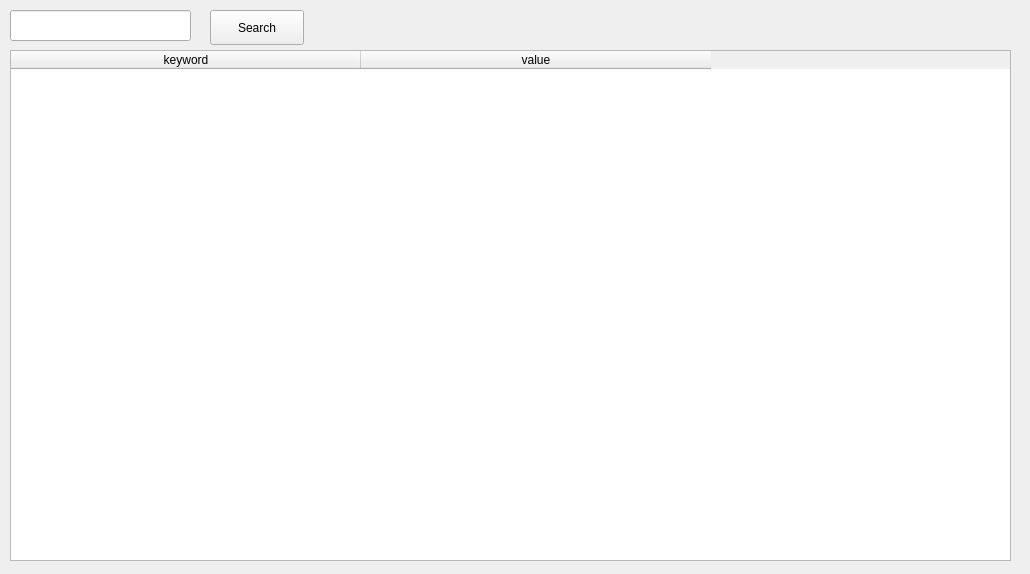
Qt form mainwindow.ui (libertas/MsgMan) before a commit.
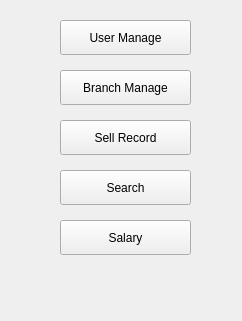
The same form after that commit.

```diff
--- a/mainwindow.ui
+++ b/mainwindow.ui
@@ -6,30 +6,59 @@
    <rect>
     <x>0</x>
     <y>0</y>
-    <width>1030</width>
-    <height>574</height>
+    <width>242</width>
+    <height>321</height>
    </rect>
   </property>
   <property name="windowTitle">
    <string>MsgMan</string>
   </property>
   <widget class="QWidget" name="centralWidget">
-   <widget class="QLineEdit" name="searchEdit">
-    <property name="geometry">
-     <rect>
-      <x>10</x>
-      <y>10</y>
-      <width>181</width>
-      <height>31</height>
-     </rect>
-    </property>
-   </widget>
    <widget class="QPushButton" name="pushButton">
     <property name="geometry">
      <rect>
-      <x>210</x>
-      <y>10</y>
-      <width>94</width>
+      <x>60</x>
+      <y>20</y>
+      <width>131</width>
+      <height>35</height>
+     </rect>
+    </property>
+    <property name="text">
+     <string>User Manage</string>
+    </property>
+   </widget>
+   <widget class="QPushButton" name="pushButton_2">
+    <property name="geometry">
+     <rect>
+      <x>60</x>
+      <y>70</y>
+      <width>131</width>
+      <height>35</height>
+     </rect>
+    </property>
+    <property name="text">
+     <string>Branch Manage</string>
+    </property>
+   </widget>
+   <widget class="QPushButton" name="pushButton_3">
+    <property name="geometry">
+     <rect>
+      <x>60</x>
+      <y>120</y>
+      <width>131</width>
+      <height>35</height>
+     </rect>
+    </property>
+    <property name="text">
+     <string>Sell Record</string>
+    </property>
+   </widget>
+   <widget class="QPushButton" name="pushButton_4">
+    <property name="geometry">
+     <rect>
+      <x>60</x>
+      <y>170</y>
+      <width>131</width>
       <height>35</height>
      </rect>
     </property>
@@ -37,28 +66,18 @@
      <string>Search</string>
     </property>
    </widget>
-   <widget class="QTableWidget" name="tableWidget">
+   <widget class="QPushButton" name="pushButton_5">
     <property name="geometry">
      <rect>
-      <x>10</x>
-      <y>50</y>
-      <width>1001</width>
-      <height>511</height>
+      <x>60</x>
+      <y>220</y>
+      <width>131</width>
+      <height>35</height>
      </rect>
     </property>
-    <attribute name="horizontalHeaderDefaultSectionSize">
-     <number>350</number>
-    </attribute>
-    <column>
-     <property name="text">
-      <string>keyword</string>
-     </property>
-    </column>
-    <column>
-     <property name="text">
-      <string>value</string>
-     </property>
-    </column>
+    <property name="text">
+     <string>Salary</string>
+    </property>
    </widget>
   </widget>
  </widget>
```
Left out of the diff: 76 changed lines with no effect on the pictures.
